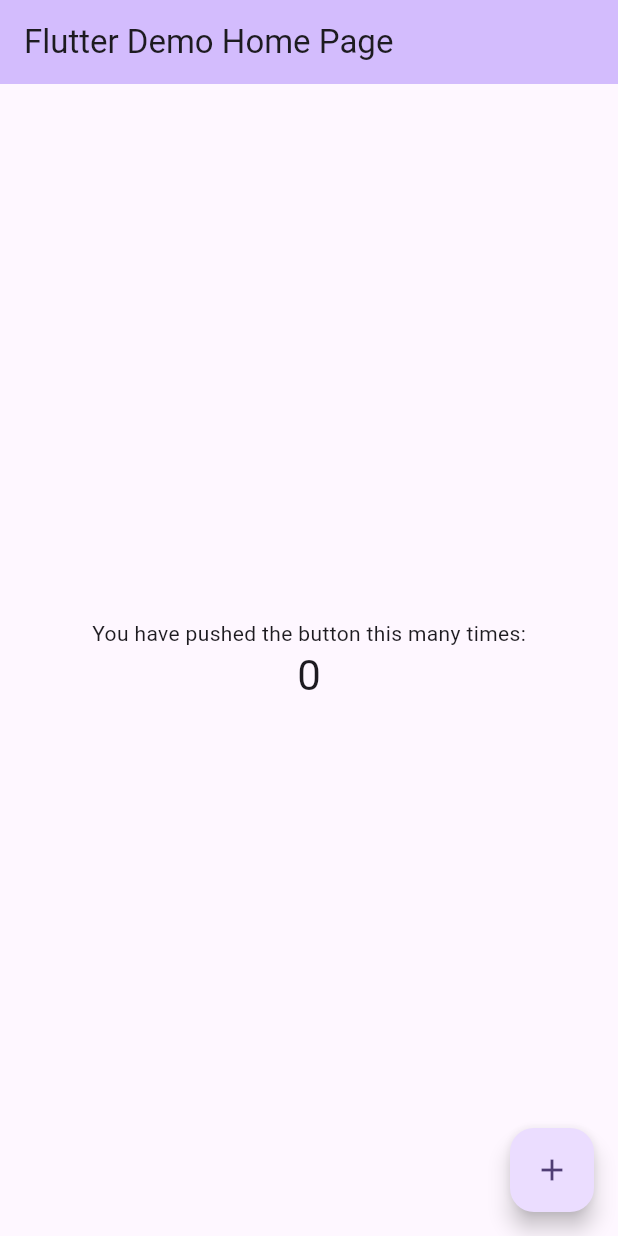
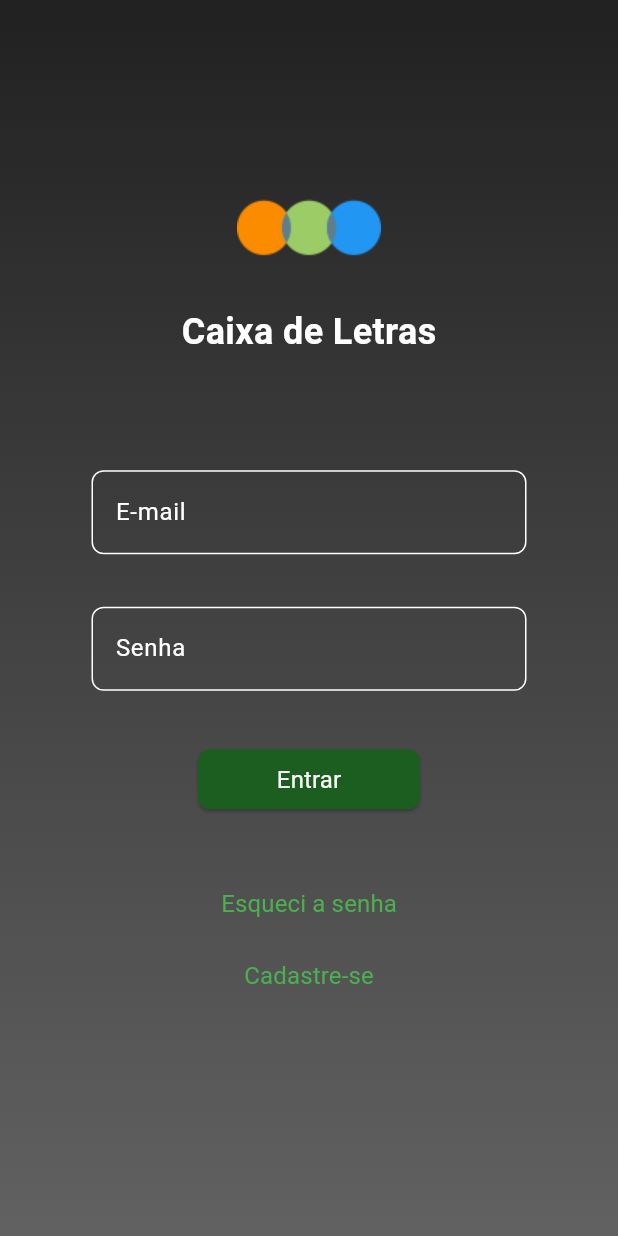
Before and after one commit to Lucas-1048/CaixaDeLetrasFront, a Flutter app: the screen it shows after launch, on a phone screen of 412 x 824 dp. Run offline on Flutter 3.47's test engine with Material 3 defaults, Android fonts, the phone set to English and light mode, and no system bars.

Commit message:
CDL-1/feature: Implementação inicial da tela

```diff
--- /dev/null
+++ b/lib/components/cdl_text_form_field.dart
@@ -0,0 +1,31 @@
+import 'package:flutter/material.dart';
+
+class CDLTextFormField extends StatelessWidget {
+  const CDLTextFormField({
+    super.key,
+    required this.labelText,
+    this.keyboardType = TextInputType.text,
+    this.obscureText = false,
+    this.width,
+  });
+  final double? width;
+  final String labelText;
+  final TextInputType keyboardType;
+  final bool obscureText;
+  @override
+  Widget build(BuildContext context) {
+    return SizedBox(
+      width: width,
+      child: TextFormField(
+        obscureText: obscureText,
+        style: TextStyle(
+          color: Colors.white,
+        ),
+        keyboardType: keyboardType,
+        decoration: InputDecoration(
+          labelText: labelText,
+        ),
+      ),
+    );
+  }
+}
--- a/lib/main.dart
+++ b/lib/main.dart
@@ -1,3 +1,5 @@
+import 'package:caixa_de_letras/screens/login/login_screen.dart';
+import 'package:caixa_de_letras/themes/cdl_theme.dart';
 import 'package:flutter/material.dart';
 
 void main() {
@@ -11,100 +13,9 @@ class MyApp extends StatelessWidget {
   @override
   Widget build(BuildContext context) {
     return MaterialApp(
-      title: 'Flutter Demo',
-      theme: ThemeData(
-        colorScheme: ColorScheme.fromSeed(seedColor: Colors.deepPurple),
-        useMaterial3: true,
-      ),
-      home: const MyHomePage(title: 'Flutter Demo Home Page'),
+      title: 'Caixa de Letras',
+      theme: cdlTheme,
+      home: const LoginScreen(),
     );
   }
 }
-
-class MyHomePage extends StatefulWidget {
-  const MyHomePage({super.key, required this.title});
-
-  // This widget is the home page of your application. It is stateful, meaning
-  // that it has a State object (defined below) that contains fields that affect
-  // how it looks.
-
-  // This class is the configuration for the state. It holds the values (in this
-  // case the title) provided by the parent (in this case the App widget) and
-  // used by the build method of the State. Fields in a Widget subclass are
-  // always marked "final".
-
-  final String title;
-
-  @override
-  State<MyHomePage> createState() => _MyHomePageState();
-}
-
-class _MyHomePageState extends State<MyHomePage> {
-  int _counter = 0;
-
-  void _incrementCounter() {
-    setState(() {
-      // This call to setState tells the Flutter framework that something has
-      // changed in this State, which causes it to rerun the build method below
-      // so that the display can reflect the updated values. If we changed
-      // _counter without calling setState(), then the build method would not be
-      // called again, and so nothing would appear to happen.
-      _counter++;
-    });
-  }
-
-  @override
-  Widget build(BuildContext context) {
-    // This method is rerun every time setState is called, for instance as done
-    // by the _incrementCounter method above.
-    //
-    // The Flutter framework has been optimized to make rerunning build methods
-    // fast, so that you can just rebuild anything that needs updating rather
-    // than having to individually change instances of widgets.
-    return Scaffold(
-      appBar: AppBar(
-        // TRY THIS: Try changing the color here to a specific color (to
-        // Colors.amber, perhaps?) and trigger a hot reload to see the AppBar
-        // change color while the other colors stay the same.
-        backgroundColor: Theme.of(context).colorScheme.inversePrimary,
-        // Here we take the value from the MyHomePage object that was created by
-        // the App.build method, and use it to set our appbar title.
-        title: Text(widget.title),
-      ),
-      body: Center(
-        // Center is a layout widget. It takes a single child and positions it
-        // in the middle of the parent.
-        child: Column(
-          // Column is also a layout widget. It takes a list of children and
-          // arranges them vertically. By default, it sizes itself to fit its
-          // children horizontally, and tries to be as tall as its parent.
-          //
-          // Column has various properties to control how it sizes itself and
-          // how it positions its children. Here we use mainAxisAlignment to
-          // center the children vertically; the main axis here is the vertical
-          // axis because Columns are vertical (the cross axis would be
-          // horizontal).
-          //
-          // TRY THIS: Invoke "debug painting" (choose the "Toggle Debug Paint"
-          // action in the IDE, or press "p" in the console), to see the
-          // wireframe for each widget.
-          mainAxisAlignment: MainAxisAlignment.center,
-          children: <Widget>[
-            const Text(
-              'You have pushed the button this many times:',
-            ),
-            Text(
-              '$_counter',
-              style: Theme.of(context).textTheme.headlineMedium,
-            ),
-          ],
-        ),
-      ),
-      floatingActionButton: FloatingActionButton(
-        onPressed: _incrementCounter,
-        tooltip: 'Increment',
-        child: const Icon(Icons.add),
-      ), // This trailing comma makes auto-formatting nicer for build methods.
-    );
-  }
-}
--- /dev/null
+++ b/lib/screens/login/login_screen.dart
@@ -0,0 +1,131 @@
+import 'package:caixa_de_letras/components/cdl_text_form_field.dart';
+import 'package:flutter/cupertino.dart';
+import 'package:flutter/material.dart';
+import 'package:flutter/widgets.dart';
+
+class LoginScreen extends StatelessWidget {
+  const LoginScreen({super.key});
+
+  @override
+  Widget build(BuildContext context) {
+    return Scaffold(
+      body: Container(
+        height: double.maxFinite,
+        decoration: BoxDecoration(
+          gradient: LinearGradient(
+            begin: Alignment.topCenter,
+            end: Alignment.bottomCenter,
+            colors: [
+              Colors.grey.shade900,
+              Colors.grey.shade800,
+              Colors.grey.shade700,
+            ],
+          ),
+        ),
+        child: SingleChildScrollView(
+          child: Stack(
+            children: [
+              SizedBox(
+                height: 700,
+                child: Column(
+                  mainAxisAlignment: MainAxisAlignment.spaceAround,
+                  crossAxisAlignment: CrossAxisAlignment.center,
+                  children: [
+                    Container(
+                      margin: EdgeInsets.only(top: 100, bottom: 50),
+                      alignment: Alignment.topCenter,
+                      child: Column(
+                        children: [
+                          Image.asset(
+                            'lib/assets/images/icons8-letterboxd-96.png',
+                            width: 100,
+                          ),
+                          Text(
+                            'Caixa de Letras',
+                            style: TextStyle(
+                              fontWeight: FontWeight.bold,
+                              color: Colors.white,
+                              fontSize: 24,
+                            ),
+                          ),
+                        ],
+                      ),
+                    ),
+                    SizedBox(
+                      height: 400,
+                      child: Column(
+                        mainAxisAlignment: MainAxisAlignment.spaceAround,
+                        children: [
+                          CDLTextFormField(
+                            labelText: 'E-mail',
+                            keyboardType: TextInputType.emailAddress,
+                            width: 290,
+                          ),
+                          CDLTextFormField(
+                            labelText: 'Senha',
+                            width: 290,
+                            keyboardType: TextInputType.visiblePassword,
+                            obscureText: true,
+                          ),
+                          ElevatedButton(
+                            onPressed: () {},
+                            child: SizedBox(
+                              width: 100,
+                              height: 40,
+                              child: Center(
+                                  child: Text(
+                                'Entrar',
+                                style: TextStyle(
+                                  fontSize: 16,
+                                  fontWeight: FontWeight.normal,
+                                  color: Colors.white,
+                                ),
+                              )),
+                            ),
+                            style: ElevatedButton.styleFrom(
+                              backgroundColor: Colors.green.shade900,
+                              shape: RoundedRectangleBorder(
+                                borderRadius: BorderRadius.circular(8),
+                              ),
+                            ),
+                          ),
+                          SizedBox(
+                            height: 100,
+                            child: Column(
+                              children: [
+                                TextButton(
+                                  onPressed: () {},
+                                  child: Text(
+                                    'Esqueci a senha',
+                                    style: TextStyle(
+                                      fontSize: 16,
+                                      fontWeight: FontWeight.normal,
+                                    ),
+                                  ),
+                                ),
+                                TextButton(
+                                  onPressed: () {},
+                                  child: Text(
+                                    'Cadastre-se',
+                                    style: TextStyle(
+                                      fontSize: 16,
+                                      fontWeight: FontWeight.normal,
+                                    ),
+                                  ),
+                                )
+                              ],
+                            ),
+                          )
+                        ],
+                      ),
+                    )
+                  ],
+                ),
+              ),
+            ],
+          ),
+        ),
+      ),
+    );
+  }
+}
--- /dev/null
+++ b/lib/themes/cdl_text_theme.dart
@@ -0,0 +1,5 @@
+import 'package:flutter/material.dart';
+
+class CDLTextTheme {
+  static const TextTheme textTheme = TextTheme();
+}
--- /dev/null
+++ b/lib/themes/cdl_theme.dart
@@ -0,0 +1,27 @@
+import 'package:caixa_de_letras/themes/cdl_text_theme.dart';
+import 'package:caixa_de_letras/themes/cdl_theme_color.dart';
+import 'package:flutter/material.dart';
+
+ThemeData cdlTheme = ThemeData(
+  useMaterial3: true,
+  textTheme: CDLTextTheme.textTheme,
+  colorScheme: ColorScheme.fromSwatch(
+    primarySwatch: CDLThemeColor.primaryColor,
+  ),
+  inputDecorationTheme: InputDecorationTheme(
+    labelStyle: TextStyle(color: Colors.white),
+    floatingLabelStyle: TextStyle(color: CDLThemeColor.primaryColor),
+    outlineBorder: BorderSide(color: Colors.black, width: 1.0),
+    hintStyle: TextStyle(color: Colors.white),
+    border: OutlineInputBorder(
+      borderRadius: BorderRadius.circular(8),
+    ),
+    enabledBorder: OutlineInputBorder(
+      borderRadius: BorderRadius.circular(8),
+      borderSide: BorderSide(
+        color: Colors.white,
+        width: 1.0,
+      ),
+    ),
+  ),
+);
--- /dev/null
+++ b/lib/themes/cdl_theme_color.dart
@@ -0,0 +1,5 @@
+import 'package:flutter/material.dart';
+
+class CDLThemeColor {
+  static const MaterialColor primaryColor = Colors.green;
+}
--- a/pubspec.yaml
+++ b/pubspec.yaml
@@ -59,8 +59,8 @@ flutter:
   uses-material-design: true
 
   # To add assets to your application, add an assets section, like this:
-  # assets:
-  #   - images/a_dot_burr.jpeg
+  assets:
+    - lib/assets/images/icons8-letterboxd-96.png
   #   - images/a_dot_ham.jpeg
 
   # An image asset can refer to one or more resolution-specific "variants", see
```
Also changed, not shown: lib/assets/images/icons8-letterboxd-96.png (added).
